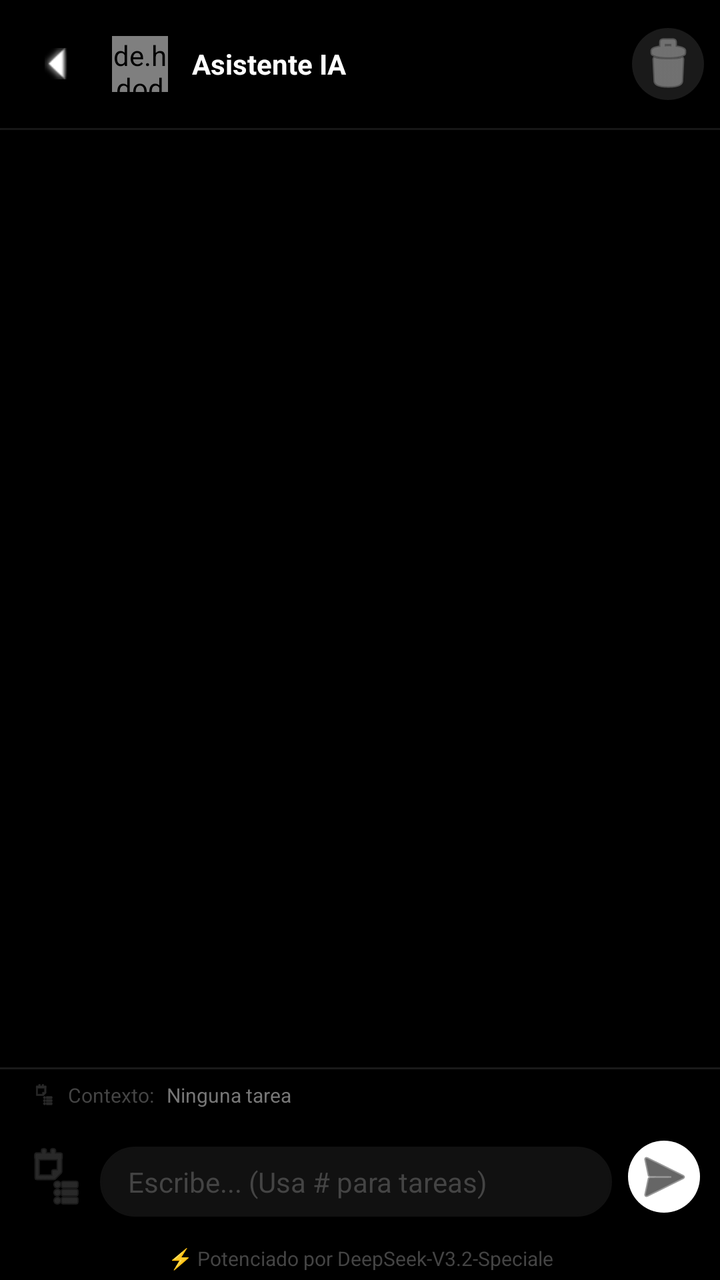
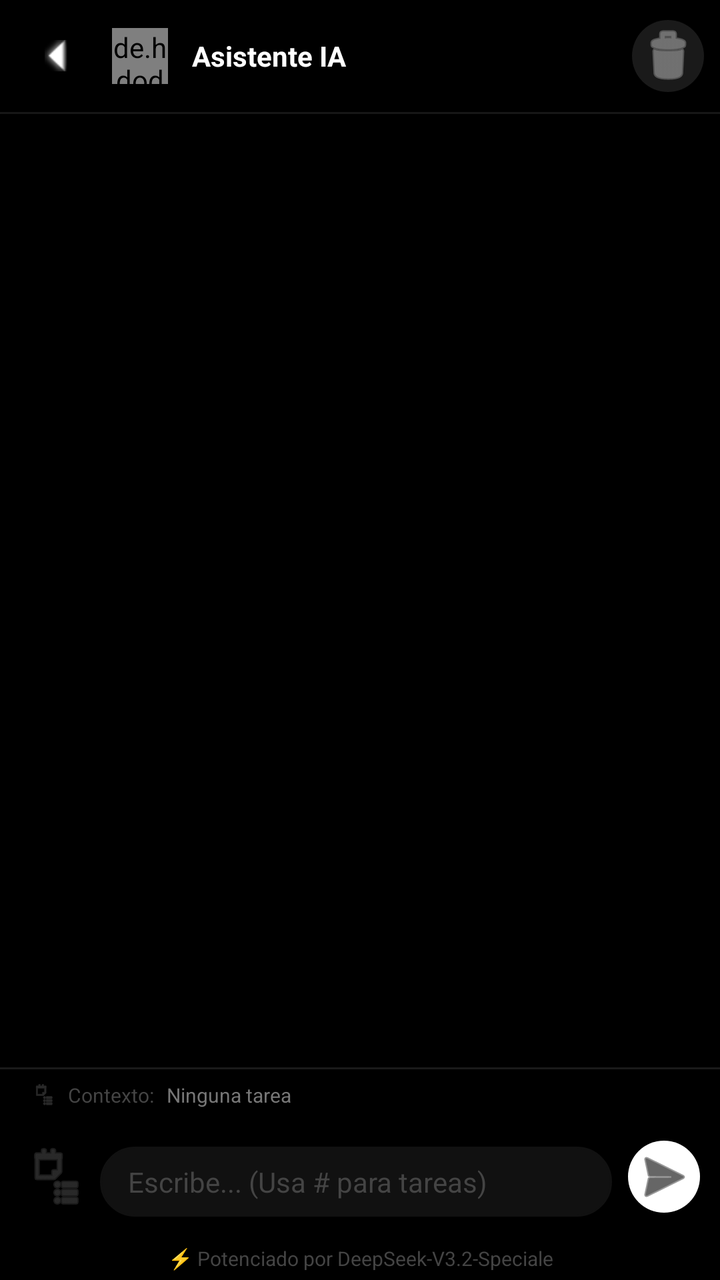

Before-and-after screenshots of an Android layout around one commit, followed by the original layout XML and the change that was made.
<!-- AndroidManifest.xml: application theme Theme.CourseV -->
<!-- res/layout/fragment_chatbot.xml -->
<?xml version="1.0" encoding="utf-8"?>
<androidx.constraintlayout.widget.ConstraintLayout xmlns:android="http://schemas.android.com/apk/res/android"
    xmlns:app="http://schemas.android.com/apk/res-auto"
    xmlns:tools="http://schemas.android.com/tools"
    android:id="@+id/chatBotRootLayout"
    android:layout_width="match_parent"
    android:layout_height="match_parent"
    android:background="#000000"
    android:clipToPadding="false"
    android:clipChildren="false">

    
    <LinearLayout
        android:id="@+id/topBar"
        android:layout_width="0dp"
        android:layout_height="?attr/actionBarSize"
        android:background="#000000"
        android:orientation="horizontal"
        android:gravity="center_vertical"
        android:paddingHorizontal="8dp"
        android:elevation="8dp"
        app:layout_constraintTop_toTopOf="parent"
        app:layout_constraintStart_toStartOf="parent"
        app:layout_constraintEnd_toEndOf="parent"
        android:translationZ="8dp">

        <ImageButton
            android:id="@+id/backButton"
            android:layout_width="40dp"
            android:layout_height="40dp"
            android:background="?attr/selectableItemBackgroundBorderless"
            android:src="@android:drawable/arrow_up_float"
            android:rotation="270"
            android:tint="#FFFFFF"
            android:padding="8dp" />

        <de.hdodenhof.circleimageview.CircleImageView
            android:id="@+id/botAvatarImageView"
            android:layout_width="28dp"
            android:layout_height="28dp"
            android:layout_marginStart="8dp"
            android:src="@android:drawable/ic_dialog_info"
            app:civ_border_width="0dp" />

        <LinearLayout
            android:layout_width="0dp"
            android:layout_height="wrap_content"
            android:layout_weight="1"
            android:layout_marginStart="12dp"
            android:orientation="vertical">

            <TextView
                android:id="@+id/botNameTextView"
                android:layout_width="wrap_content"
                android:layout_height="wrap_content"
                android:text="Asistente IA"
                android:textColor="#FFFFFF"
                android:textSize="14sp"
                android:textStyle="bold" />
        </LinearLayout>

        <ImageButton
            android:id="@+id/clearChatButton"
            android:layout_width="36dp"
            android:layout_height="36dp"
            android:background="@drawable/send_button_background"
            android:backgroundTint="#1A1A1A"
            android:src="@android:drawable/ic_menu_delete"
            android:tint="#AAAAAA"
            android:padding="8dp" />
    </LinearLayout>

    
    <View
        android:layout_width="match_parent"
        android:layout_height="1dp"
        android:background="#1A1A1A"
        app:layout_constraintTop_toBottomOf="@id/topBar"/>

    
    <androidx.recyclerview.widget.RecyclerView
        android:id="@+id/messagesRecyclerView"
        android:layout_width="match_parent"
        android:layout_height="0dp"
        android:clipToPadding="false"
        android:paddingBottom="16dp"
        app:layout_constraintTop_toBottomOf="@id/topBar"
        app:layout_constraintBottom_toTopOf="@id/inputAreaWrapper"
        app:stackFromEnd="true" />

    
    <ProgressBar
        android:id="@+id/loadingProgressBar"
        android:layout_width="20dp"
        android:layout_height="20dp"
        android:layout_marginBottom="16dp"
        android:layout_marginEnd="16dp"
        android:indeterminateTint="#FFFFFF"
        android:visibility="gone"
        app:layout_constraintBottom_toTopOf="@id/inputAreaWrapper"
        app:layout_constraintEnd_toEndOf="parent" />

    
    <androidx.cardview.widget.CardView
        android:id="@+id/taskListOverlay"
        android:layout_width="match_parent"
        android:layout_height="wrap_content"
        android:layout_marginHorizontal="12dp"
        android:layout_marginBottom="8dp"
        android:visibility="gone"
        app:cardBackgroundColor="#111111"
        app:cardCornerRadius="12dp"
        app:cardElevation="8dp"
        app:layout_constraintBottom_toTopOf="@id/inputAreaWrapper"
        app:layout_constraintStart_toStartOf="parent"
        app:layout_constraintEnd_toEndOf="parent"
        app:layout_constraintHeight_max="350dp">

        <LinearLayout
            android:layout_width="match_parent"
            android:layout_height="wrap_content"
            android:orientation="vertical">

            <LinearLayout
                android:layout_width="match_parent"
                android:layout_height="wrap_content"
                android:padding="10dp"
                android:background="#161616"
                android:gravity="center_vertical">
                <TextView
                    android:id="@+id/overlayTitleTextView"
                    android:layout_width="0dp"
                    android:layout_height="wrap_content"
                    android:layout_weight="1"
                    android:text="Seleccionar Curso"
                    android:textColor="#DDDDDD"
                    android:textSize="12sp"
                    android:textStyle="bold"
                    android:paddingStart="4dp"/>
                <ImageButton
                    android:id="@+id/backToCoursesButton"
                    android:layout_width="20dp"
                    android:layout_height="20dp"
                    android:layout_marginEnd="8dp"
                    android:background="?attr/selectableItemBackgroundBorderless"
                    android:src="@android:drawable/ic_menu_revert"
                    android:tint="#666666"
                    android:visibility="gone" />
                <ImageButton
                    android:id="@+id/closeTaskListButton"
                    android:layout_width="20dp"
                    android:layout_height="20dp"
                    android:background="?attr/selectableItemBackgroundBorderless"
                    android:src="@android:drawable/ic_menu_close_clear_cancel"
                    android:tint="#666666" />
            </LinearLayout>

            
            <LinearLayout
                android:id="@+id/searchBarContainer"
                android:layout_width="match_parent"
                android:layout_height="wrap_content"
                android:orientation="horizontal"
                android:paddingHorizontal="12dp"
                android:paddingVertical="8dp"
                android:gravity="center_vertical">
                
                <ImageView
                    android:layout_width="16dp"
                    android:layout_height="16dp"
                    android:src="@android:drawable/ic_menu_search"
                    android:tint="#666666"
                    android:layout_marginEnd="8dp" />
                
                <EditText
                    android:id="@+id/overlaySearchEditText"
                    android:layout_width="0dp"
                    android:layout_height="wrap_content"
                    android:layout_weight="1"
                    android:background="@android:color/transparent"
                    android:hint="Buscar por nombre o categoría..."
                    android:textColorHint="#555555"
                    android:textColor="#CCCCCC"
                    android:textSize="12sp"
                    android:inputType="text"
                    android:maxLines="1"
                    android:imeOptions="actionSearch" />
            </LinearLayout>

            <View
                android:layout_width="match_parent"
                android:layout_height="1dp"
                android:background="#1A1A1A" />

            <TextView
                android:id="@+id/courseNameTextView"
                android:layout_width="match_parent"
                android:layout_height="wrap_content"
                android:text="Curso"
                android:textColor="#666666"
                android:textSize="10sp"
                android:paddingHorizontal="16dp"
                android:paddingTop="8dp" />

            <androidx.recyclerview.widget.RecyclerView
                android:id="@+id/taskListRecyclerView"
                android:layout_width="match_parent"
                android:layout_height="wrap_content"
                android:paddingVertical="4dp"
                app:layout_constrainedHeight="true" />
        </LinearLayout>
    </androidx.cardview.widget.CardView>

    
    <androidx.cardview.widget.CardView
        android:id="@+id/gradedTasksOverlay"
        android:layout_width="match_parent"
        android:layout_height="wrap_content"
        android:layout_marginHorizontal="12dp"
        android:layout_marginBottom="8dp"
        android:visibility="gone"
        app:cardBackgroundColor="#111111"
        app:cardCornerRadius="12dp"
        app:cardElevation="8dp"
        app:layout_constraintBottom_toTopOf="@id/inputAreaWrapper"
        app:layout_constraintStart_toStartOf="parent"
        app:layout_constraintEnd_toEndOf="parent"
        app:layout_constraintHeight_max="300dp">

        <LinearLayout
            android:layout_width="match_parent"
            android:layout_height="wrap_content"
            android:orientation="vertical">

            <LinearLayout
                android:layout_width="match_parent"
                android:layout_height="wrap_content"
                android:padding="10dp"
                android:background="#161616"
                android:gravity="center_vertical">
                <TextView
                    android:layout_width="0dp"
                    android:layout_height="wrap_content"
                    android:layout_weight="1"
                    android:text="Tareas Calificadas"
                    android:textColor="#DDDDDD"
                    android:textSize="12sp"
                    android:textStyle="bold"
                    android:paddingStart="4dp"/>
                <ImageButton
                    android:id="@+id/closeGradedTasksButton"
                    android:layout_width="20dp"
                    android:layout_height="20dp"
                    android:background="?attr/selectableItemBackgroundBorderless"
                    android:src="@android:drawable/ic_menu_close_clear_cancel"
                    android:tint="#666666" />
            </LinearLayout>

            <TextView
                android:id="@+id/gradedCourseNameTextView"
                android:layout_width="match_parent"
                android:layout_height="wrap_content"
                android:text="Curso"
                android:textColor="#666666"
                android:textSize="10sp"
                android:paddingHorizontal="16dp"
                android:paddingTop="8dp" />

            <androidx.recyclerview.widget.RecyclerView
                android:id="@+id/gradedTasksRecyclerView"
                android:layout_width="match_parent"
                android:layout_height="wrap_content"
                android:paddingVertical="4dp"
                app:layout_constrainedHeight="true" />
        </LinearLayout>
    </androidx.cardview.widget.CardView>

    
    <View
        android:id="@+id/taskListOverlayBackground"
        android:layout_width="match_parent"
        android:layout_height="0dp"
        android:background="#CC000000"
        android:visibility="gone"
        app:layout_constraintTop_toTopOf="parent"
        app:layout_constraintBottom_toBottomOf="parent" />

    <View
        android:id="@+id/gradedTasksOverlayBackground"
        android:layout_width="match_parent"
        android:layout_height="0dp"
        android:background="#CC000000"
        android:visibility="gone"
        app:layout_constraintTop_toTopOf="parent"
        app:layout_constraintBottom_toBottomOf="parent" />

    
    <LinearLayout
        android:id="@+id/inputAreaWrapper"
        android:layout_width="match_parent"
        android:layout_height="wrap_content"
        android:orientation="vertical"
        android:background="#000000"
        app:layout_constraintBottom_toBottomOf="parent">

        
        <View
            android:layout_width="match_parent"
            android:layout_height="1dp"
            android:background="#1A1A1A"/>

        
        <LinearLayout
            android:layout_width="match_parent"
            android:layout_height="wrap_content"
            android:orientation="horizontal"
            android:paddingHorizontal="16dp"
            android:paddingVertical="6dp"
            android:background="#000000"
            android:gravity="center_vertical">
            
            <ImageView
                android:id="@+id/activeContextIcon"
                android:layout_width="12dp"
                android:layout_height="12dp"
                android:src="@android:drawable/ic_menu_agenda"
                android:tint="#444444"
                android:layout_marginEnd="6dp" />
            
            <TextView
                android:id="@+id/activeContextLabel"
                android:layout_width="wrap_content"
                android:layout_height="wrap_content"
                android:text="Contexto: "
                android:textColor="#444444"
                android:textSize="10sp" />
            
            <TextView
                android:id="@+id/activeContextValue"
                android:layout_width="wrap_content"
                android:layout_height="wrap_content"
                android:text="Ninguna tarea"
                android:textColor="#777777"
                android:textSize="10sp"
                android:textStyle="normal"
                android:layout_marginStart="4dp"
                android:ellipsize="end"
                android:maxLines="1"/>
        </LinearLayout>

        
        <LinearLayout
            android:id="@+id/messageInputContainer"
            android:layout_width="match_parent"
            android:layout_height="wrap_content"
            android:orientation="horizontal"
            android:padding="10dp"
            android:gravity="bottom">

            <ImageButton
                android:id="@+id/gradedTasksButton"
                android:layout_width="36dp"
                android:layout_height="36dp"
                android:background="?attr/selectableItemBackgroundBorderless"
                android:src="@android:drawable/ic_menu_agenda"
                android:tint="#444444"
                android:padding="8dp"
                android:layout_marginEnd="4dp"
                android:layout_marginBottom="2dp"/>

            <EditText
                android:id="@+id/messageEditText"
                android:layout_width="0dp"
                android:layout_height="wrap_content"
                android:layout_weight="1"
                android:background="@drawable/message_input_background"
                android:backgroundTint="#111111"
                android:hint="Escribe... (Usa # para tareas)"
                android:textColorHint="#444444"
                android:textColor="#DDDDDD"
                android:paddingHorizontal="14dp"
                android:paddingVertical="8dp"
                android:maxLines="5"
                android:textSize="14sp"
                android:inputType="textCapSentences|textMultiLine" />

            <ImageButton
                android:id="@+id/sendButton"
                android:layout_width="36dp"
                android:layout_height="36dp"
                android:layout_marginStart="8dp"
                android:background="@drawable/send_button_background"
                android:backgroundTint="#FFFFFF"
                android:src="@android:drawable/ic_menu_send"
                android:tint="#000000"
                android:padding="8dp"
                android:layout_marginBottom="2dp"/>
        </LinearLayout>

        
        <TextView
            android:id="@+id/poweredByTextView"
            android:layout_width="match_parent"
            android:layout_height="wrap_content"
            android:text="⚡ Potenciado por DeepSeek-V3.2-Speciale"
            android:textColor="#444444"
            android:textSize="10sp"
            android:gravity="center"
            android:paddingVertical="4dp"
            android:background="#000000" />
    </LinearLayout>

</androidx.constraintlayout.widget.ConstraintLayout>
<!-- resources referenced by this layout -->
<resources>
  <!-- drawable message_input_background (drawable) -->
  <?xml version="1.0" encoding="utf-8"?>
  <shape xmlns:android="http://schemas.android.com/apk/res/android">
      <solid android:color="#000000" />
      <corners android:radius="24dp" />
      <stroke android:width="1dp" android:color="#333333" />
  </shape>
  <!-- drawable send_button_background (drawable) -->
  <?xml version="1.0" encoding="utf-8"?>
  <selector xmlns:android="http://schemas.android.com/apk/res/android">
      <item android:state_pressed="true">
          <shape android:shape="oval">
              <solid android:color="#333333" />
          </shape>
      </item>
      <item>
          <shape android:shape="oval">
              <solid android:color="#1a1a1a" />
          </shape>
      </item>
  </selector>
  <style name="Theme.CourseV" parent="Base.Theme.CourseV" />
  <style name="Base.Theme.CourseV" parent="Theme.Material3.DayNight.NoActionBar">
          
          
          
          
          <item name="appBarLayoutStyle">@style/Widget.App.AppBarLayout</item>
          <item name="collapsingToolbarLayoutStyle">@style/Widget.App.CollapsingToolbar</item>
      </style>
  <style name="Widget.App.AppBarLayout" parent="Widget.Material3.AppBarLayout">
          <item name="android:background">#000000</item>
          <item name="liftOnScroll">false</item>
          <item name="elevation">0dp</item>
      </style>
  <style name="Widget.App.CollapsingToolbar" parent="Widget.Material3.CollapsingToolbar">
          <item name="android:background">#000000</item>
          <item name="contentScrim">#000000</item>
          <item name="statusBarScrim">#000000</item>
      </style>
</resources>

<!-- the commit's change to res/layout/fragment_chatbot.xml (unified diff, before → after) -->
@@ -13,16 +13,18 @@
     <LinearLayout
         android:id="@+id/topBar"
         android:layout_width="0dp"
-        android:layout_height="?attr/actionBarSize"
+        android:layout_height="56dp"
         android:background="#000000"
         android:orientation="horizontal"
         android:gravity="center_vertical"
         android:paddingHorizontal="8dp"
+        android:paddingVertical="4dp"
         android:elevation="8dp"
         app:layout_constraintTop_toTopOf="parent"
         app:layout_constraintStart_toStartOf="parent"
         app:layout_constraintEnd_toEndOf="parent"
-        android:translationZ="8dp">
+        android:translationZ="8dp"
+        android:fitsSystemWindows="false">
 
         <ImageButton
             android:id="@+id/backButton"
@@ -89,11 +91,29 @@
         app:stackFromEnd="true" />
 
     
+    <com.google.android.material.floatingactionbutton.FloatingActionButton
+        android:id="@+id/fabScrollToBottom"
+        android:layout_width="wrap_content"
+        android:layout_height="wrap_content"
+        android:layout_margin="16dp"
+        android:src="@drawable/ic_keyboard_arrow_down"
+        android:contentDescription="Ir al mensaje más reciente"
+        app:tint="#FFFFFF"
+        app:backgroundTint="#1A1A1A"
+        app:borderWidth="0dp"
+        app:fabSize="mini"
+        app:elevation="6dp"
+        app:pressedTranslationZ="12dp"
+        android:visibility="gone"
+        app:layout_constraintBottom_toTopOf="@id/inputAreaWrapper"
+        app:layout_constraintEnd_toEndOf="parent" />
+
+    
     <ProgressBar
         android:id="@+id/loadingProgressBar"
         android:layout_width="20dp"
         android:layout_height="20dp"
-        android:layout_marginBottom="16dp"
+        android:layout_marginBottom="80dp"
         android:layout_marginEnd="16dp"
         android:indeterminateTint="#FFFFFF"
         android:visibility="gone"
<!-- resource entries referenced after the edit -->
@@ -1,5 +1,16 @@
 <!-- resources referenced by this layout -->
 <resources>
+  <!-- drawable ic_keyboard_arrow_down (drawable) -->
+  <?xml version="1.0" encoding="utf-8"?>
+  <vector xmlns:android="http://schemas.android.com/apk/res/android"
+      android:width="24dp"
+      android:height="24dp"
+      android:viewportWidth="24"
+      android:viewportHeight="24">
+      <path
+          android:fillColor="#FF000000"
+          android:pathData="M7,10L12,15L17,10H7Z" />
+  </vector>
   <!-- drawable message_input_background (drawable) -->
   <?xml version="1.0" encoding="utf-8"?>
   <shape xmlns:android="http://schemas.android.com/apk/res/android">
